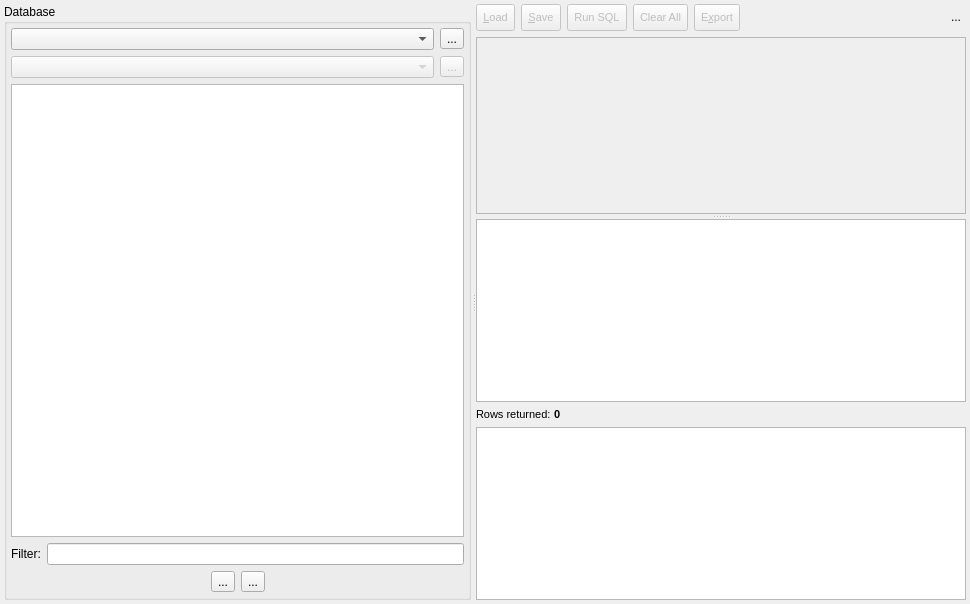
Before: the Qt Designer form libpgmodeler_ui/ui/sqltoolwidget.ui in pgmodeler/pgmodeler, drawn with Qt 5.
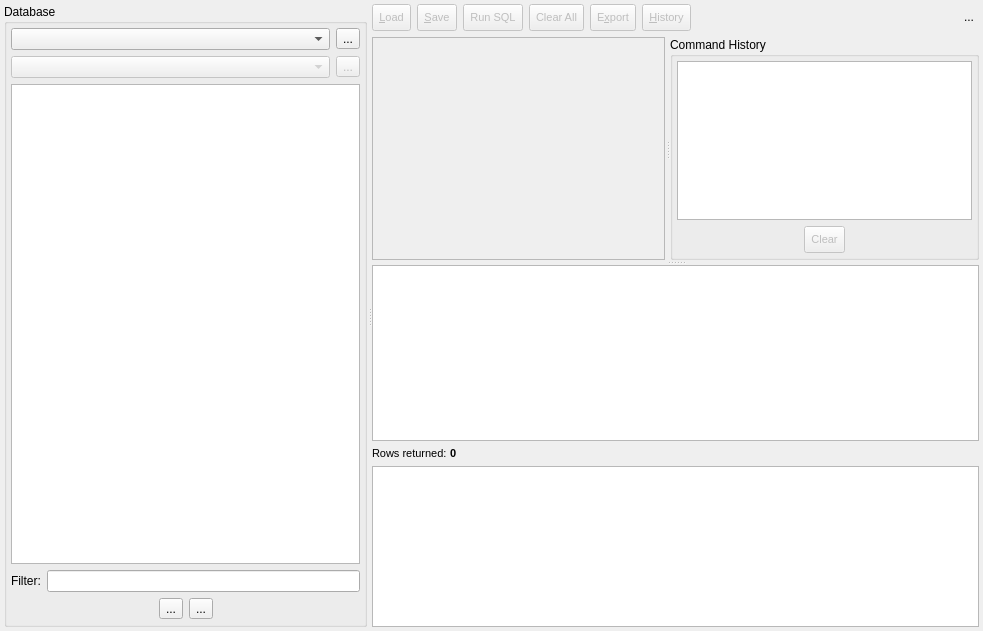
After: the same form once the commit is applied. Icons and pictures are not drawn.

Commit message:
SQL tool now is fully functional.
Fix bug related to geometry type (issue #399)

Minor change when generate .stacktrace file for crash handler.

Minor fix on logical expressions evaluation on SchemaParser

Diff of the .ui file:
```diff
--- a/libpgmodeler_ui/ui/sqltoolwidget.ui
+++ b/libpgmodeler_ui/ui/sqltoolwidget.ui
@@ -6,8 +6,8 @@
    <rect>
     <x>0</x>
     <y>0</y>
-    <width>970</width>
-    <height>604</height>
+    <width>983</width>
+    <height>631</height>
    </rect>
   </property>
   <property name="windowTitle">
@@ -594,6 +594,52 @@
             </property>
            </widget>
           </item>
+          <item>
+           <widget class="QToolButton" name="history_tb">
+            <property name="enabled">
+             <bool>false</bool>
+            </property>
+            <property name="minimumSize">
+             <size>
+              <width>0</width>
+              <height>27</height>
+             </size>
+            </property>
+            <property name="font">
+             <font>
+              <pointsize>8</pointsize>
+             </font>
+            </property>
+            <property name="toolTip">
+             <string>Shows the command history (Alt+H).</string>
+            </property>
+            <property name="text">
+             <string>&amp;History</string>
+            </property>
+            <property name="icon">
+             <iconset resource="../res/resources.qrc">
+              <normaloff>:/icones/icones/visaolista.png</normaloff>:/icones/icones/visaolista.png</iconset>
+            </property>
+            <property name="iconSize">
+             <size>
+              <width>20</width>
+              <height>20</height>
+             </size>
+            </property>
+            <property name="shortcut">
+             <string>Alt+H</string>
+            </property>
+            <property name="checkable">
+             <bool>true</bool>
+            </property>
+            <property name="checked">
+             <bool>false</bool>
+            </property>
+            <property name="toolButtonStyle">
+             <enum>Qt::ToolButtonTextBesideIcon</enum>
+            </property>
+           </widget>
+          </item>
           <item>
            <spacer name="horizontalSpacer">
             <property name="orientation">
@@ -639,15 +685,118 @@
          </layout>
         </item>
         <item>
-         <widget class="QTextEdit" name="sql_cmd_txt">
-          <property name="enabled">
+         <widget class="QSplitter" name="h_splitter1">
+          <property name="orientation">
+           <enum>Qt::Horizontal</enum>
+          </property>
+          <property name="handleWidth">
+           <number>5</number>
+          </property>
+          <property name="childrenCollapsible">
            <bool>false</bool>
           </property>
+          <widget class="QTextEdit" name="sql_cmd_txt">
+           <property name="enabled">
+            <bool>false</bool>
+           </property>
+          </widget>
+          <widget class="QGroupBox" name="cmd_history_gb">
+           <property name="title">
+            <string>Command History</string>
+           </property>
+           <layout class="QGridLayout" name="gridLayout_7">
+            <property name="leftMargin">
+             <number>4</number>
+            </property>
+            <property name="topMargin">
+             <number>4</number>
+            </property>
+            <property name="rightMargin">
+             <number>4</number>
+            </property>
+            <property name="bottomMargin">
+             <number>4</number>
+            </property>
+            <item row="1" column="0">
+             <spacer name="horizontalSpacer_7">
+              <property name="orientation">
+               <enum>Qt::Horizontal</enum>
+              </property>
+              <property name="sizeHint" stdset="0">
+               <size>
+                <width>40</width>
+                <height>20</height>
+               </size>
+              </property>
+             </spacer>
+            </item>
+            <item row="1" column="1">
+             <widget class="QToolButton" name="clear_history_btn">
+              <property name="enabled">
+               <bool>false</bool>
+              </property>
+              <property name="minimumSize">
+               <size>
+                <width>0</width>
+                <height>27</height>
+               </size>
+              </property>
+              <property name="font">
+               <font>
+                <pointsize>8</pointsize>
+               </font>
+              </property>
+              <property name="toolTip">
+               <string>Clear sql input field and results.</string>
+              </property>
+              <property name="text">
+               <string>Clear</string>
+              </property>
+              <property name="icon">
+               <iconset resource="../res/resources.qrc">
+                <normaloff>:/icones/icones/limpartexto.png</normaloff>:/icones/icones/limpartexto.png</iconset>
+              </property>
+              <property name="iconSize">
+               <size>
+                <width>20</width>
+                <height>20</height>
+               </size>
+              </property>
+              <property name="toolButtonStyle">
+               <enum>Qt::ToolButtonTextBesideIcon</enum>
+              </property>
+             </widget>
+            </item>
+            <item row="1" column="2">
+             <spacer name="horizontalSpacer_8">
+              <property name="orientation">
+               <enum>Qt::Horizontal</enum>
+              </property>
+              <property name="sizeHint" stdset="0">
+               <size>
+                <width>40</width>
+                <height>20</height>
+               </size>
+              </property>
+             </spacer>
+            </item>
+            <item row="0" column="0" colspan="3">
+             <widget class="QListWidget" name="cmd_history_lst">
+              <property name="editTriggers">
+               <set>QAbstractItemView::NoEditTriggers</set>
+              </property>
+              <property name="uniformItemSizes">
+               <bool>true</bool>
+              </property>
+             </widget>
+            </item>
+           </layout>
+          </widget>
          </widget>
         </item>
        </layout>
       </widget>
-      <widget class="QWidget" name="layoutWidget">
+      <widget class="QWidget" name="layoutWidget1">
        <layout class="QGridLayout" name="gridLayout_2">
         <property name="spacing">
          <number>0</number>
```
Left out of the diff: 374 changed lines with no effect on the pictures. The commit also changes 16 other files.
